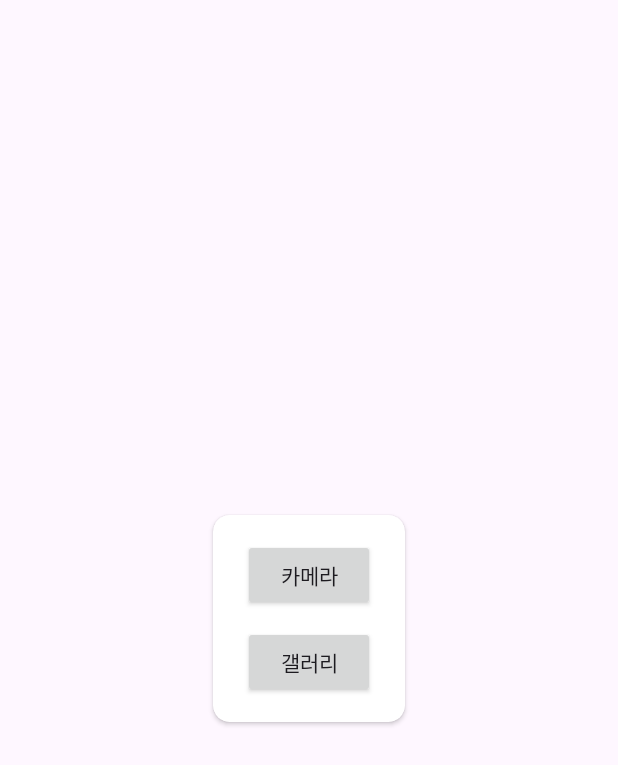
After one commit to AnyDoc/Android, an Android app: the layout select_add_image_dialog.xml on its own in the app's theme, with its tools: preview values and no code run, on a phone screen of 412 x 824 dp. The commit adds this screen. Shown: the top 765 px of the screen. Run offline under Robolectric (Android 15) with nearby library versions, the phone set to English and light mode, and no system bars.

Commit message:
#3 [UI] : select add image dialog

```diff
--- /dev/null
+++ b/app/src/main/res/layout/select_add_image_dialog.xml
@@ -0,0 +1,48 @@
+<?xml version="1.0" encoding="utf-8"?>
+<layout xmlns:android="http://schemas.android.com/apk/res/android"
+    xmlns:app="http://schemas.android.com/apk/res-auto">
+
+    <androidx.constraintlayout.widget.ConstraintLayout
+        android:layout_width="match_parent"
+        android:layout_height="match_parent">
+
+        <androidx.cardview.widget.CardView
+            android:layout_width="wrap_content"
+            android:layout_height="wrap_content"
+            app:cardCornerRadius="11dp"
+            app:layout_constraintBottom_toBottomOf="parent"
+            app:layout_constraintEnd_toEndOf="parent"
+            app:layout_constraintStart_toStartOf="parent"
+            app:layout_constraintTop_toTopOf="parent">
+
+            <androidx.constraintlayout.widget.ConstraintLayout
+                android:layout_width="match_parent"
+                android:layout_height="match_parent"
+                android:layout_marginHorizontal="20dp"
+                android:background="@color/anydoc_white">
+
+                <androidx.appcompat.widget.AppCompatButton
+                    android:id="@+id/btn_select_add_camera"
+                    android:layout_width="wrap_content"
+                    android:layout_height="wrap_content"
+                    android:layout_marginTop="16dp"
+                    android:text="@string/tv_add_image_camera"
+                    app:layout_constraintEnd_toEndOf="parent"
+                    app:layout_constraintStart_toStartOf="parent"
+                    app:layout_constraintTop_toTopOf="parent" />
+
+                <androidx.appcompat.widget.AppCompatButton
+                    android:id="@+id/btn_select_add_gallery"
+                    android:layout_width="wrap_content"
+                    android:layout_height="wrap_content"
+                    android:layout_marginTop="10dp"
+                    android:layout_marginBottom="16dp"
+                    android:text="@string/tv_add_image_gallery"
+                    app:layout_constraintBottom_toBottomOf="parent"
+                    app:layout_constraintEnd_toEndOf="parent"
+                    app:layout_constraintStart_toStartOf="parent"
+                    app:layout_constraintTop_toBottomOf="@+id/btn_select_add_camera" />
+            </androidx.constraintlayout.widget.ConstraintLayout>
+        </androidx.cardview.widget.CardView>
+    </androidx.constraintlayout.widget.ConstraintLayout>
+</layout>
--- a/app/src/main/res/values/strings.xml
+++ b/app/src/main/res/values/strings.xml
@@ -7,4 +7,6 @@
     <string name="tv_add_image_tip">4장 이상의 사진을 업로드 해주시면 정확도가 더욱 높아집니다!</string>
     <string name="tv_add_image_count">%1$d / %2$d</string>
     <string name="tv_add_image_max">이미지는 최대 10개까지 추가할 수 있습니다.</string>
+    <string name="tv_add_image_camera">카메라</string>
+    <string name="tv_add_image_gallery">갤러리</string>
 </resources>
```
